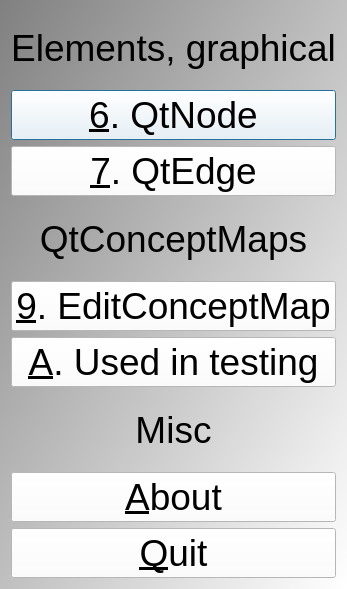
Qt form qttestconceptmapmenudialog.ui (richelbilderbeek/TestConceptMap) before a commit.
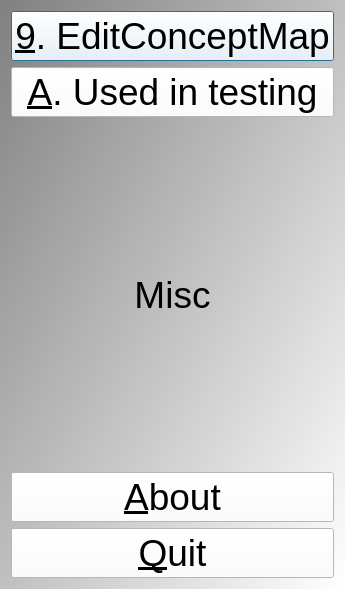
The same form after that commit.

What changed in the file:
```diff
--- a/qttestconceptmapmenudialog.ui
+++ b/qttestconceptmapmenudialog.ui
@@ -27,43 +27,6 @@
 QPushButton { font: 20px &quot;Courier New&quot;, courier, monospace }</string>
   </property>
   <layout class="QVBoxLayout" name="verticalLayout">
-   <item>
-    <widget class="QLabel" name="label_2">
-     <property name="text">
-      <string>Elements, graphical</string>
-     </property>
-     <property name="alignment">
-      <set>Qt::AlignCenter</set>
-     </property>
-    </widget>
-   </item>
-   <item>
-    <widget class="QPushButton" name="button_qtnode">
-     <property name="text">
-      <string>&amp;6. QtNode</string>
-     </property>
-    </widget>
-   </item>
-   <item>
-    <widget class="QPushButton" name="button_qtedge">
-     <property name="enabled">
-      <bool>true</bool>
-     </property>
-     <property name="text">
-      <string>&amp;7. QtEdge</string>
-     </property>
-    </widget>
-   </item>
-   <item>
-    <widget class="QLabel" name="label_3">
-     <property name="text">
-      <string>QtConceptMaps</string>
-     </property>
-     <property name="alignment">
-      <set>Qt::AlignCenter</set>
-     </property>
-    </widget>
-   </item>
    <item>
     <widget class="QPushButton" name="button_edit_conceptmap">
      <property name="text">
```
Left out of the diff: 2 changed lines with no effect on the pictures.
